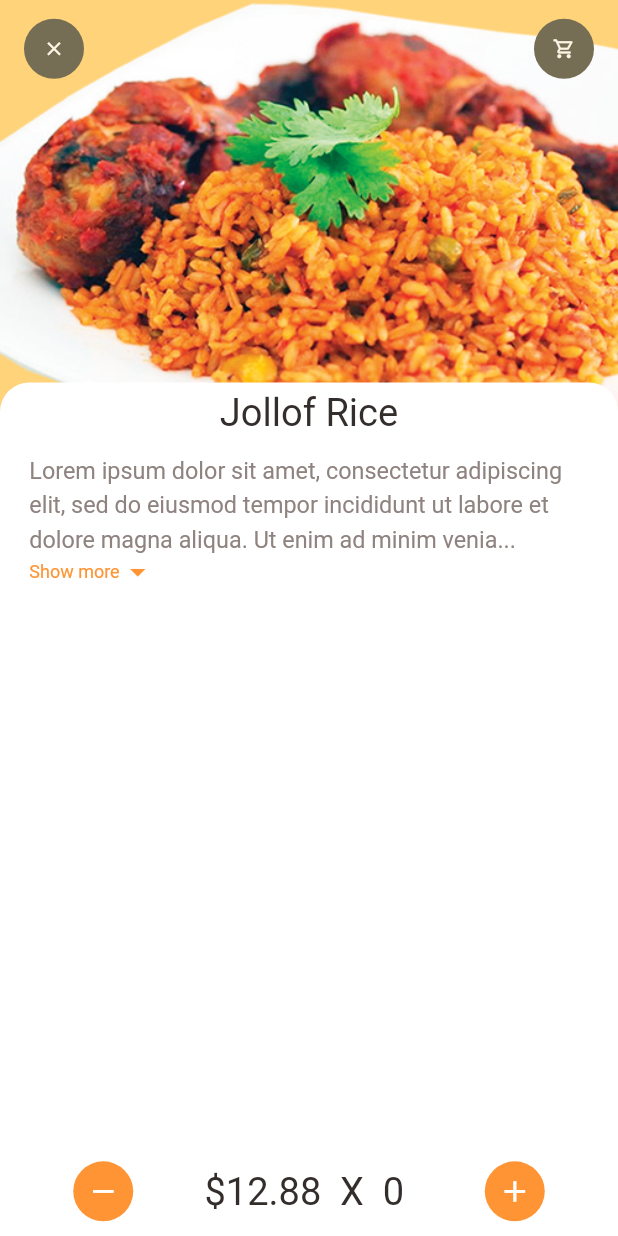
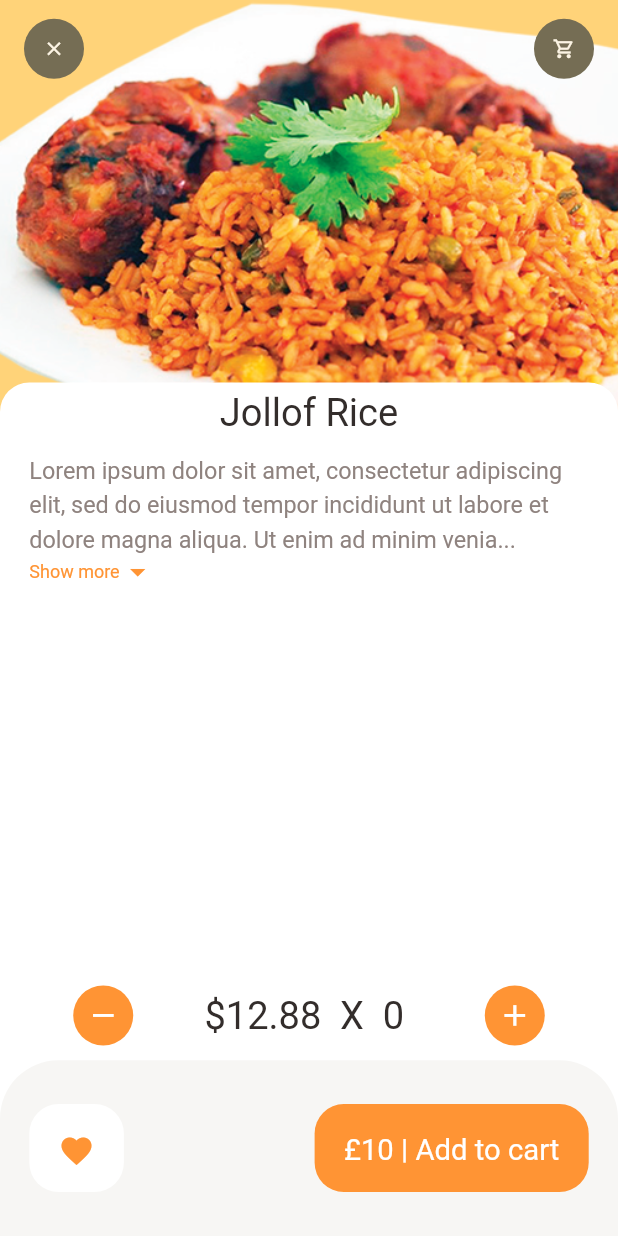
Before and after one commit to Ormah-lang/food_delivery_app, a Flutter app: the screen it shows after launch, on a phone screen of 412 x 824 dp. Run offline on Flutter 3.47's test engine with Material 2 defaults, Android fonts, the phone set to English and light mode, and no system bars; our stand-ins replace dots_indicator, get.

Commit message:
add the favorite container  on the recommended food detail screen

```diff
--- a/lib/screens/food/recommended_food_detail.dart
+++ b/lib/screens/food/recommended_food_detail.dart
@@ -112,7 +112,66 @@ class RecommendedFoodDetail extends StatelessWidget {
                 ),
               ],
             ),
-          )
+          ),
+
+          //favorite Icon and adding item to cart container
+          Container(
+            height: Dimensions.bottomHeightBar,
+            padding: EdgeInsets.only(
+                top: Dimensions.height30,
+                bottom: Dimensions.height30,
+                left: Dimensions.width20,
+                right: Dimensions.width20),
+            decoration: BoxDecoration(
+              color: AppColors.buttonBackgroundColor,
+              borderRadius: BorderRadius.only(
+                topLeft: Radius.circular(Dimensions.radius20 * 2),
+                topRight: Radius.circular(Dimensions.radius20 * 2),
+              ),
+            ),
+            child: Row(
+              mainAxisAlignment: MainAxisAlignment.spaceBetween,
+              children: [
+                //first row for the favorite icon
+                Container(
+                  padding: EdgeInsets.only(
+                    top: Dimensions.height20,
+                    bottom: Dimensions.height20,
+                    left: Dimensions.width20,
+                    right: Dimensions.width20,
+                  ),
+                  decoration: BoxDecoration(
+                    borderRadius: BorderRadius.circular(Dimensions.radius20),
+                    color: Colors.white,
+                  ),
+                  child: Icon(
+                    Icons.favorite,
+                    color: AppColors.mainColor,
+                  ),
+                ),
+
+                //second row for adding items in cart
+                Container(
+                  padding: EdgeInsets.only(
+                    top: Dimensions.height20,
+                    bottom: Dimensions.height20,
+                    left: Dimensions.width20,
+                    right: Dimensions.width20,
+                  ),
+                  decoration: BoxDecoration(
+                    color: AppColors.mainColor,
+                    borderRadius: BorderRadius.circular(
+                      Dimensions.radius20,
+                    ),
+                  ),
+                  child: BigText(
+                    text: '£10 | Add to cart',
+                    color: Colors.white,
+                  ),
+                ),
+              ],
+            ),
+          ),
         ],
       ),
     );
```
